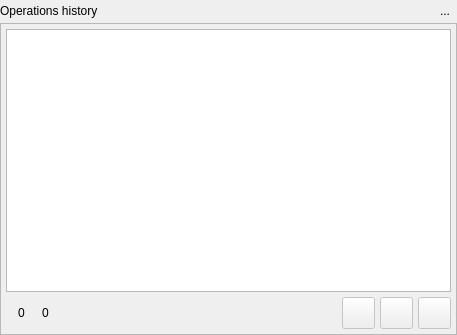
maniac787/pgmodeler, file libs/libgui/ui/widgets/operationlistwidget.ui: the form before one commit.
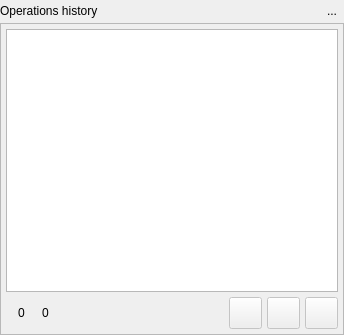
The form after the commit. Icons and pictures are not drawn.

The edit to the form file:
```diff
--- a/libs/libgui/ui/widgets/operationlistwidget.ui
+++ b/libs/libgui/ui/widgets/operationlistwidget.ui
@@ -9,7 +9,7 @@
    <rect>
     <x>0</x>
     <y>0</y>
-    <width>457</width>
+    <width>344</width>
     <height>335</height>
    </rect>
   </property>
```
Left out of the diff: 4 changed lines with no effect on the pictures.
